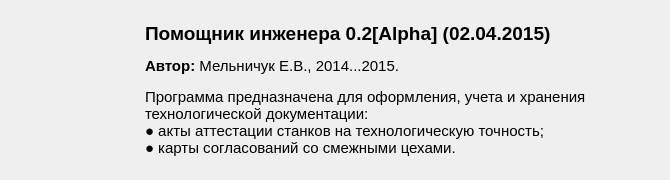
Above: aboutDialog.ui from dynamite86/EngineerAssistant before the change. Below: the same form after it.
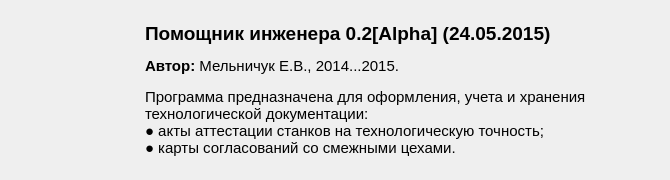
That is the form after the change. Icons and pictures are not drawn.

The edit to the form file:
```diff
--- a/aboutDialog.ui
+++ b/aboutDialog.ui
@@ -58,7 +58,7 @@
    <item row="0" column="1">
     <widget class="QLabel" name="label">
      <property name="text">
-      <string>&lt;html&gt;&lt;head/&gt;&lt;body&gt;&lt;p&gt;&lt;span style=&quot; font-size:14pt; font-weight:600;&quot;&gt;Помощник инженера 0.2[Alpha] (02.04.2015)&lt;/span&gt;&lt;/p&gt;&lt;p&gt;&lt;span style=&quot; font-size:11pt; font-weight:600;&quot;&gt;Автор:&lt;/span&gt;&lt;span style=&quot; font-size:11pt;&quot;&gt; Мельничук Е.В., 2014...2015.&lt;/span&gt;&lt;br/&gt;&lt;br/&gt;&lt;span style=&quot; font-size:11pt;&quot;&gt;Программа предназначена для оформления, учета и хранения технологической документации:&lt;/span&gt;&lt;br/&gt;&lt;span style=&quot; font-size:11pt;&quot;&gt;● акты аттестации станков на технологическую точность;&lt;br/&gt;● карты согласований со смежными цехами.&lt;/span&gt;&lt;/p&gt;&lt;/body&gt;&lt;/html&gt;</string>
+      <string>&lt;html&gt;&lt;head/&gt;&lt;body&gt;&lt;p&gt;&lt;span style=&quot; font-size:14pt; font-weight:600;&quot;&gt;Помощник инженера 0.2[Alpha] (24.05.2015)&lt;/span&gt;&lt;/p&gt;&lt;p&gt;&lt;span style=&quot; font-size:11pt; font-weight:600;&quot;&gt;Автор:&lt;/span&gt;&lt;span style=&quot; font-size:11pt;&quot;&gt; Мельничук Е.В., 2014...2015.&lt;/span&gt;&lt;br/&gt;&lt;br/&gt;&lt;span style=&quot; font-size:11pt;&quot;&gt;Программа предназначена для оформления, учета и хранения технологической документации:&lt;/span&gt;&lt;br/&gt;&lt;span style=&quot; font-size:11pt;&quot;&gt;● акты аттестации станков на технологическую точность;&lt;br/&gt;● карты согласований со смежными цехами.&lt;/span&gt;&lt;/p&gt;&lt;/body&gt;&lt;/html&gt;</string>
      </property>
      <property name="alignment">
       <set>Qt::AlignLeading|Qt::AlignLeft|Qt::AlignTop</set>
```
